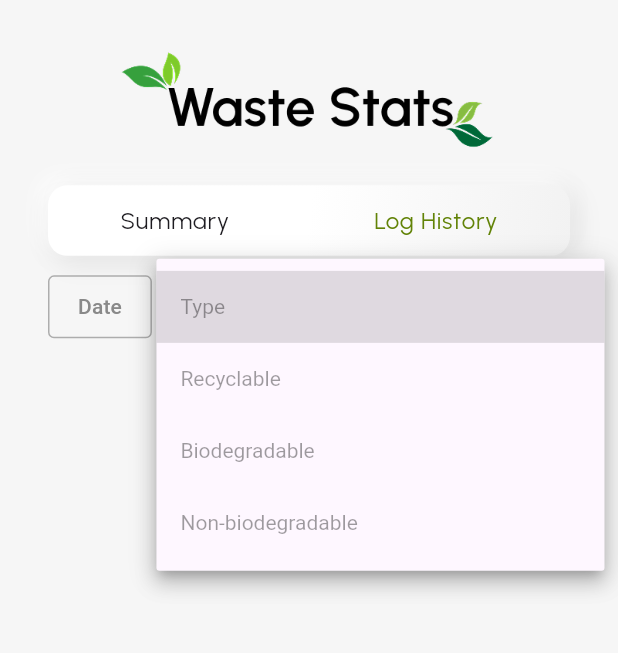
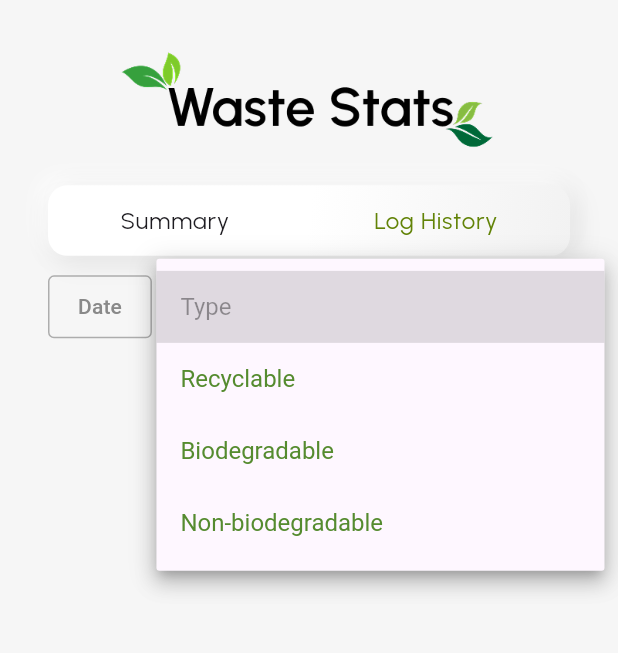
Before and after one commit to Itsmeejoshiee/TrashTrackr, a Flutter app: the WasteStatsScreen screen opened directly, after a tap on "Log History", after a tap on "Type", on a phone screen of 412 x 824 dp, the part 57-710 px from its top. Run offline on Flutter 3.47's test engine with Material 3 defaults, Android fonts, the phone set to English and light mode, and no system bars; our stand-ins replace camera, card_swiper, cloud_firestore, firebase_auth, firebase_core, firebase_storage and 16 more; accounts and stored records are empty.

Commit message:
Update: fixed dropdown

```diff
--- a/lib/features/waste_stats/frontend/views/log_history_view.dart
+++ b/lib/features/waste_stats/frontend/views/log_history_view.dart
@@ -1,5 +1,4 @@
 import 'package:flutter/material.dart';
-import 'package:intl/intl.dart';
 import 'package:trashtrackr/core/utils/constants.dart';
 import 'package:trashtrackr/features/waste_stats/frontend/widgets/date_button.dart';
 import 'package:trashtrackr/core/widgets/list_tiles/log_card.dart';
@@ -111,6 +110,7 @@ class _LogHistoryViewState extends State<LogHistoryView> {
                   SizedBox(width: 8),
                   Expanded(
                     child: TypesButton(
+                      selectedType: _selectedType,
                       onTypeSelected: (String type) {
                         setState(() {
                           _selectedType = type;
--- a/lib/features/waste_stats/frontend/widgets/types_button.dart
+++ b/lib/features/waste_stats/frontend/widgets/types_button.dart
@@ -1,18 +1,16 @@
 import 'package:flutter/material.dart';
 
-class TypesButton extends StatefulWidget {
+class TypesButton extends StatelessWidget {
+  final String selectedType;
   final Function(String) onTypeSelected;
 
-  const TypesButton({super.key, required this.onTypeSelected});
+  const TypesButton({
+    super.key,
+    required this.selectedType,
+    required this.onTypeSelected,
+  });
 
-  @override
-  _TypesButtonState createState() => _TypesButtonState();
-}
-
-class _TypesButtonState extends State<TypesButton> {
-  String _selectedType = "Type";
-
-  final List<String> types = [
+  final List<String> types = const [
     'Type',
     'Recyclable',
     'Biodegradable',
@@ -21,7 +19,7 @@ class _TypesButtonState extends State<TypesButton> {
 
   @override
   Widget build(BuildContext context) {
-    final isDefault = _selectedType == "Type";
+    final isDefault = selectedType == "Type";
     final color = isDefault ? Colors.black38 : const Color(0xff558B2F);
     final borderColor = isDefault ? const Color(0xFFadadad) : const Color(0xff558B2F);
 
@@ -34,13 +32,10 @@ class _TypesButtonState extends State<TypesButton> {
       child: SizedBox(
         height: 40,
         child: DropdownButton<String>(
-          value: _selectedType,
+          value: selectedType,
           onChanged: (String? newValue) {
             if (newValue != null) {
-              setState(() {
-                _selectedType = newValue;
-              });
-              widget.onTypeSelected(newValue);
+              onTypeSelected(newValue);
             }
           },
           items: types.map((type) {
@@ -48,14 +43,19 @@ class _TypesButtonState extends State<TypesButton> {
               value: type,
               child: Text(
                 type,
-                style: TextStyle(color: type == 'Type' ? Colors.black38 : color),
+                style: TextStyle(
+                  color: type == 'Type' ? Colors.black38 : const Color(0xff558B2F),
+                ),
               ),
             );
           }).toList(),
           isExpanded: true,
-          style: TextStyle(color: color),
           iconEnabledColor: color,
           underline: Container(),
+          style: TextStyle(
+            color: color,
+            fontSize: 16,
+          ),
         ),
       ),
     );
```
Also changed, not shown: lib/features/settings/frontend/settings_screen.dart (+38 -13 lines).
